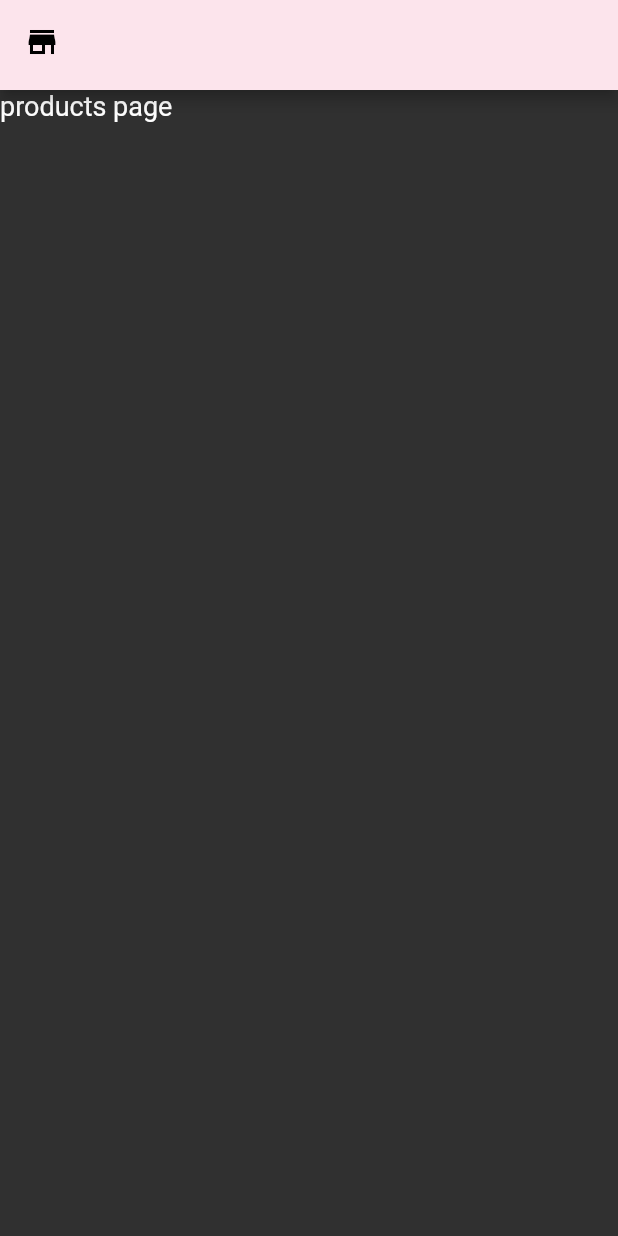
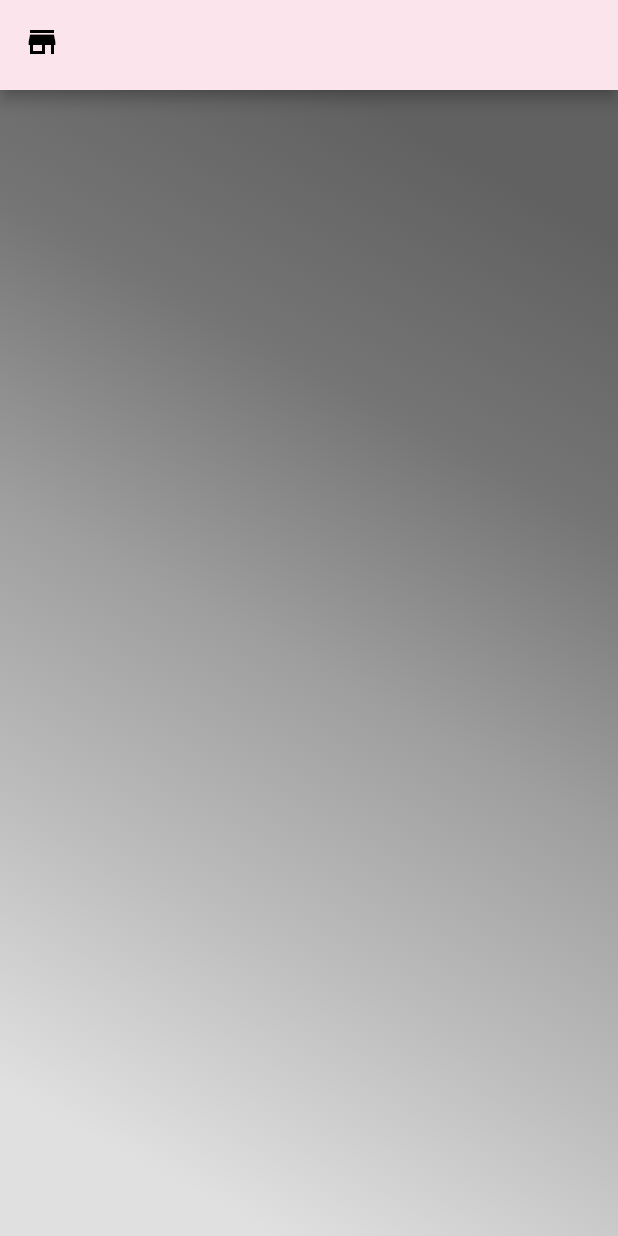
Before and after one commit to oscarlagatta/ihats, a Flutter app: the ProductsPage screen opened by its route, on a phone screen of 412 x 824 dp. Run offline on Flutter 3.47's test engine with Material 2 defaults, Android fonts, the phone set to English and light mode, and no system bars; our stand-ins replace flutter_redux, redux, redux_thunk, shared_preferences; accounts and stored records are empty.

Commit message:
adds products reducer

```diff
--- a/lib/main.dart
+++ b/lib/main.dart
@@ -34,6 +34,8 @@ class MyApp extends StatelessWidget {
             // dispatch an action (getUserAction) to grab the user data
             // interact with the api, with a thunk action
             StoreProvider.of<AppState>(context).dispatch(getUserAction);
+            // get products
+            StoreProvider.of<AppState>(context).dispatch(getProductsAction);
           }
         ),
         '/login': (BuildContext context) => LoginPage(),
--- a/lib/models/app_state.dart
+++ b/lib/models/app_state.dart
@@ -3,12 +3,14 @@ import 'package:meta/meta.dart';
 @immutable
 class AppState {
   final dynamic user;
+  final List<dynamic> products;
 
-  AppState({ @required this.user});
+  AppState({ @required this.user, @required this.products});
 
   factory AppState.initial() {
     return AppState(
-      user: null
+      user: null,
+      products: []
     );
   }
 }
--- a/lib/pages/products_page.dart
+++ b/lib/pages/products_page.dart
@@ -3,7 +3,20 @@ import 'package:flutter_redux/flutter_redux.dart';
 import 'package:ihats/models/app_state.dart';
 
 
-
+final gradientBackground = BoxDecoration(
+  gradient: LinearGradient(
+    begin: Alignment.bottomLeft,
+    end: Alignment.topRight,
+    stops: [0.1,0.3,0.5,0.7,0.9],
+    colors: [
+      Colors.grey[300],
+      Colors.grey[400],
+      Colors.grey[500],
+      Colors.grey[600],
+      Colors.grey[700],
+    ]
+  )
+);
 class ProductsPage extends StatefulWidget {
 
   final void Function() onInit;
@@ -54,7 +67,31 @@ class _ProductsPageState extends State<ProductsPage> {
   Widget build(BuildContext context) {
     return Scaffold(
       appBar: _appBar,
-      body: Container(child: Text('products page'),),
+      body: Container(
+        decoration: gradientBackground,
+        child: StoreConnector<AppState, AppState>(
+          converter: (store) => store.state,
+          builder: (_, state) {
+            return Column(
+              children: <Widget>[
+                Expanded(
+                  child: SafeArea(
+                    top: false,
+                    bottom: false,
+                      child: GridView.builder(
+                        itemCount: state.products.length,
+                        gridDelegate: SliverGridDelegateWithFixedCrossAxisCount(
+                          crossAxisCount: 2
+                        ),
+                        itemBuilder: (context, i) => Text(state.products[i]['name']),
+                    ),
+                  ),
+                )
+              ],
+            );
+          },
+        ),
+      ),
     );
   }
 
```
Also changed, not shown: lib/state/actions.dart (+21 -1 lines), lib/state/reducers.dart (+10 -1 lines).
